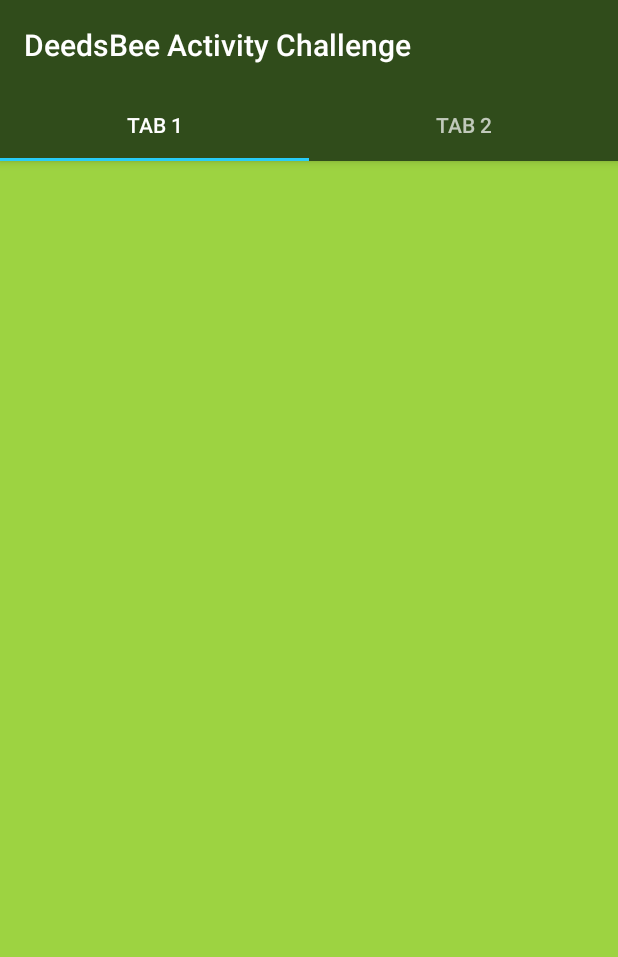
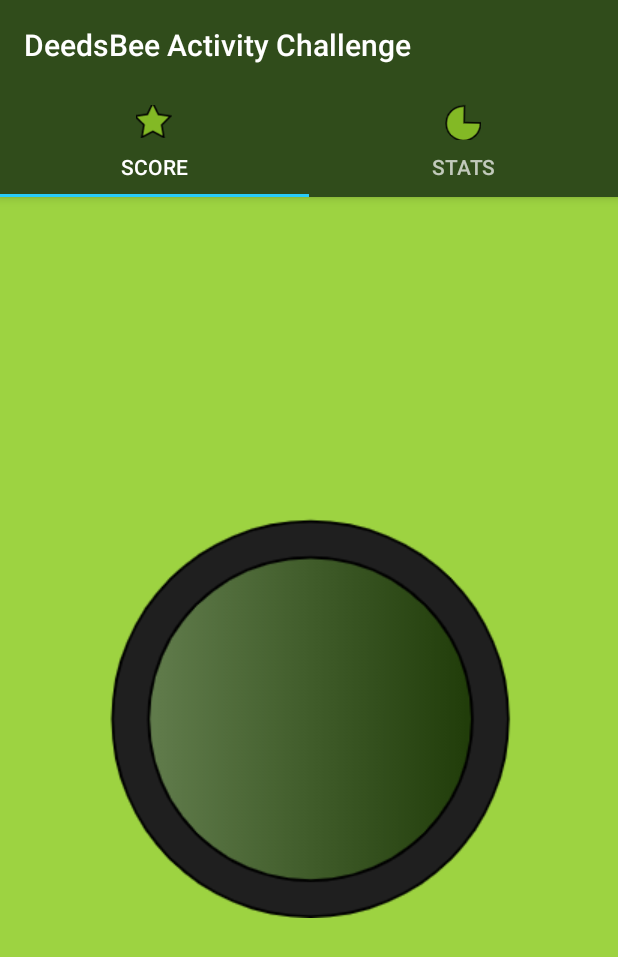
Before and after one commit to nleinone/DbActivityChallenge, an Android app: the screen it shows after launch (MainActivity), on a phone screen of 412 x 824 dp. Shown: the top 957 px of the screen. Run offline under Robolectric (Android 15) with nearby library versions, the phone set to English and light mode, and no system bars; 1 statement that could not run was skipped.

Commit message:
Added icons to tabs

```diff
--- a/DeedsBeeActivityChallenge/app/src/main/java/com/example/deedsbeeactivitychallenge/MainActivity.java
+++ b/DeedsBeeActivityChallenge/app/src/main/java/com/example/deedsbeeactivitychallenge/MainActivity.java
@@ -9,13 +9,20 @@ import com.google.android.material.tabs.TabLayout;
 import androidx.viewpager.widget.ViewPager;
 import androidx.appcompat.app.AppCompatActivity;
 
+import android.view.LayoutInflater;
 import android.view.Menu;
 import android.view.MenuItem;
 import android.view.View;
+import android.view.ViewGroup;
 
 import com.example.deedsbeeactivitychallenge.ui.main.SectionsPagerAdapter;
 
 public class MainActivity extends AppCompatActivity {
+
+    private int[] icons = {
+            R.drawable.star,
+            R.drawable.pie,
+    };
 
     @Override
     protected void onCreate(Bundle savedInstanceState) {
@@ -25,7 +32,10 @@ public class MainActivity extends AppCompatActivity {
         ViewPager viewPager = findViewById(R.id.view_pager);
         viewPager.setAdapter(sectionsPagerAdapter);
         TabLayout tabs = findViewById(R.id.tabs);
+
         tabs.setupWithViewPager(viewPager);
+        tabs.getTabAt(0).setIcon(icons[0]);
+        tabs.getTabAt(1).setIcon(icons[1]);
 
     }
 }
--- a/DeedsBeeActivityChallenge/app/src/main/java/com/example/deedsbeeactivitychallenge/ui/main/PageViewModel.java
+++ b/DeedsBeeActivityChallenge/app/src/main/java/com/example/deedsbeeactivitychallenge/ui/main/PageViewModel.java
@@ -12,7 +12,7 @@ public class PageViewModel extends ViewModel {
     private LiveData<String> mText = Transformations.map(mIndex, new Function<Integer, String>() {
         @Override
         public String apply(Integer input) {
-            return "Hello world from section: " + input;
+            return "View: " + input;
         }
     });
 
--- a/DeedsBeeActivityChallenge/app/src/main/java/com/example/deedsbeeactivitychallenge/ui/main/PlaceholderFragment.java
+++ b/DeedsBeeActivityChallenge/app/src/main/java/com/example/deedsbeeactivitychallenge/ui/main/PlaceholderFragment.java
@@ -1,9 +1,12 @@
 package com.example.deedsbeeactivitychallenge.ui.main;
 
+import android.media.Image;
 import android.os.Bundle;
+import android.util.Log;
 import android.view.LayoutInflater;
 import android.view.View;
 import android.view.ViewGroup;
+import android.widget.ImageView;
 import android.widget.TextView;
 
 import androidx.annotation.Nullable;
@@ -13,6 +16,8 @@ import androidx.lifecycle.Observer;
 import androidx.lifecycle.ViewModelProviders;
 
 import com.example.deedsbeeactivitychallenge.R;
+
+import java.io.Console;
 
 /**
  * A placeholder fragment containing a simple view.
@@ -47,11 +52,25 @@ public class PlaceholderFragment extends Fragment {
             @NonNull LayoutInflater inflater, ViewGroup container,
             Bundle savedInstanceState) {
         View root = inflater.inflate(R.layout.fragment_main, container, false);
-        final TextView textView = root.findViewById(R.id.section_label);
-        pageViewModel.getText().observe(this, new Observer<String>() {
+        pageViewModel.getText().observe(getViewLifecycleOwner(), new Observer<String>() {
             @Override
             public void onChanged(@Nullable String s) {
-                textView.setText(s);
+
+                //First, create view1, then 2
+                if(s != null)
+                {
+                    if(s.equals("View:1"))
+                    {
+                        //Do stuff in Score view:
+
+                    }
+                    else
+                    {
+                        ////Do stuff in Status view:
+                    }
+                }
+
+
             }
         });
         return root;
--- a/DeedsBeeActivityChallenge/app/src/main/res/layout/fragment_main.xml
+++ b/DeedsBeeActivityChallenge/app/src/main/res/layout/fragment_main.xml
@@ -7,17 +7,13 @@
     android:layout_height="match_parent"
     tools:context=".ui.main.PlaceholderFragment">
 
-    <TextView
-        android:id="@+id/section_label"
+    <ImageView
+        android:id="@+id/imageView2"
         android:layout_width="wrap_content"
         android:layout_height="wrap_content"
-        android:layout_marginStart="@dimen/activity_horizontal_margin"
-        android:layout_marginTop="@dimen/activity_vertical_margin"
-        android:layout_marginEnd="@dimen/activity_horizontal_margin"
-        android:layout_marginBottom="@dimen/activity_vertical_margin"
-        app:layout_constraintLeft_toLeftOf="parent"
-        app:layout_constraintTop_toTopOf="@+id/constraintLayout"
-        tools:layout_constraintLeft_creator="1"
-        tools:layout_constraintTop_creator="1" />
-
+        android:src="@drawable/score_circle"
+        app:layout_constraintBottom_toBottomOf="parent"
+        app:layout_constraintEnd_toEndOf="parent"
+        app:layout_constraintStart_toStartOf="parent"
+        app:layout_constraintTop_toTopOf="parent" />
 </androidx.constraintlayout.widget.ConstraintLayout>
--- a/DeedsBeeActivityChallenge/app/src/main/res/values/strings.xml
+++ b/DeedsBeeActivityChallenge/app/src/main/res/values/strings.xml
@@ -1,5 +1,5 @@
 <resources>
     <string name="app_name">DeedsBee Activity Challenge</string>
-    <string name="tab_text_1">Tab 1</string>
-    <string name="tab_text_2">Tab 2</string>
+    <string name="tab_text_1">Score</string>
+    <string name="tab_text_2">Stats</string>
 </resources>
```
Also changed, not shown: DeedsBeeActivityChallenge/app/src/main/res/drawable/pie.png (added), DeedsBeeActivityChallenge/app/src/main/res/drawable/score_circle.png (added), DeedsBeeActivityChallenge/app/src/main/res/drawable/star.png (added).
